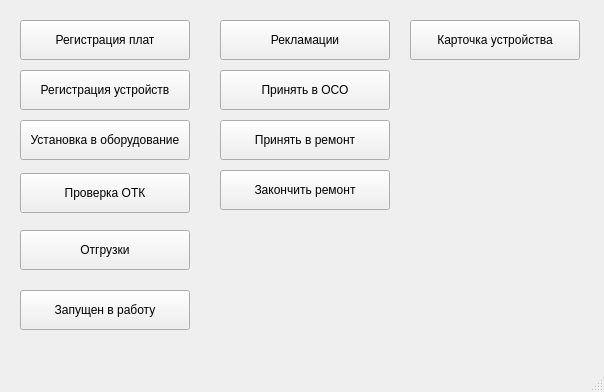
AlexeyScherbakov2021/Remont2, file Remont/mainwindow.ui: the form before one commit.
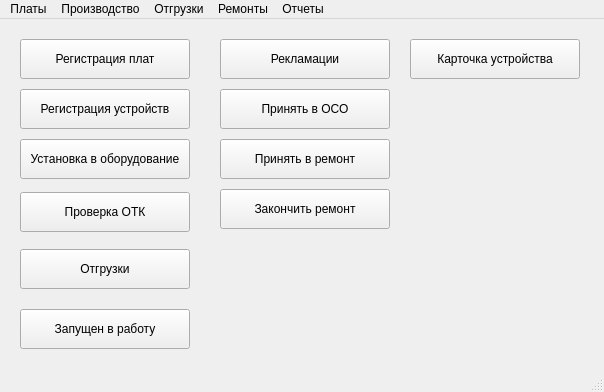
The form after the commit.

The edit to the form file:
```diff
--- a/Remont/mainwindow.ui
+++ b/Remont/mainwindow.ui
@@ -167,6 +167,51 @@
      <height>21</height>
     </rect>
    </property>
+   <widget class="QMenu" name="menu">
+    <property name="title">
+     <string>Платы</string>
+    </property>
+    <addaction name="aRegPlate"/>
+    <addaction name="aListFreePlate"/>
+    <addaction name="aListPlate"/>
+   </widget>
+   <widget class="QMenu" name="menu_2">
+    <property name="title">
+     <string>Производство</string>
+    </property>
+    <addaction name="aRegDevice"/>
+    <addaction name="aInstallModul"/>
+    <addaction name="aControlOTK"/>
+   </widget>
+   <widget class="QMenu" name="menu_3">
+    <property name="title">
+     <string>Отгрузки</string>
+    </property>
+    <addaction name="aNewShip"/>
+    <addaction name="aShipBefore"/>
+    <addaction name="aShipping"/>
+   </widget>
+   <widget class="QMenu" name="menu_4">
+    <property name="title">
+     <string>Ремонты</string>
+    </property>
+    <addaction name="aClaim"/>
+    <addaction name="aGetOSO"/>
+    <addaction name="aGetRepair"/>
+    <addaction name="aEndRepair"/>
+    <addaction name="aExchModul"/>
+   </widget>
+   <widget class="QMenu" name="menu_5">
+    <property name="title">
+     <string>Отчеты</string>
+    </property>
+    <addaction name="aCardDevice"/>
+   </widget>
+   <addaction name="menu"/>
+   <addaction name="menu_2"/>
+   <addaction name="menu_3"/>
+   <addaction name="menu_4"/>
+   <addaction name="menu_5"/>
   </widget>
   <widget class="QStatusBar" name="statusbar"/>
  </widget>
```
Left out of the diff: 75 changed lines with no effect on the pictures.
